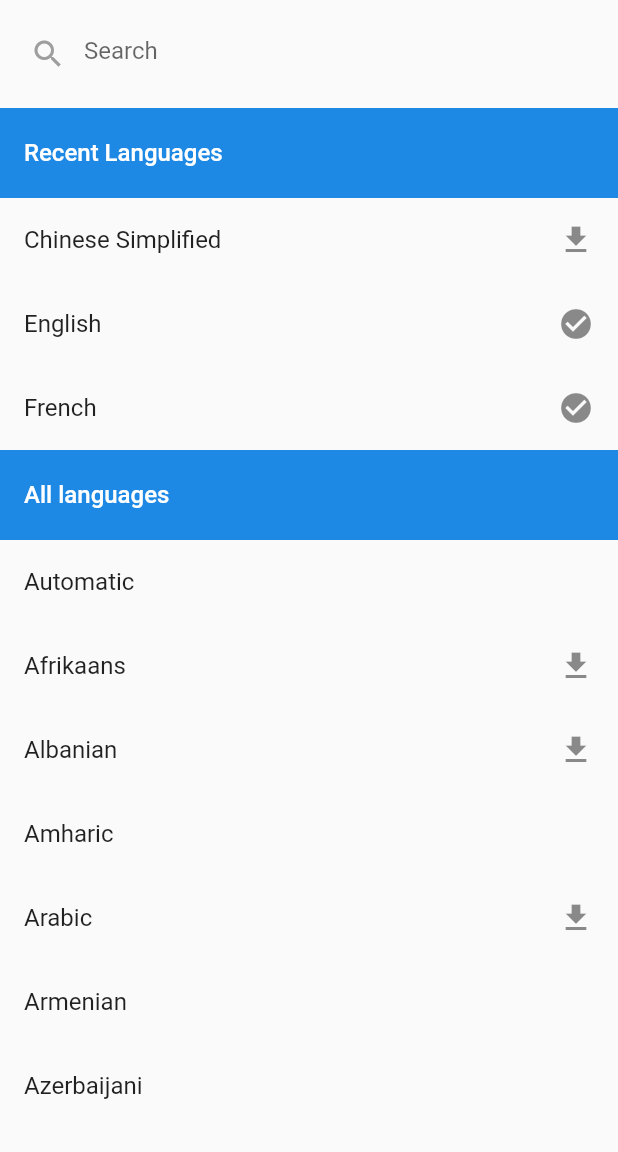
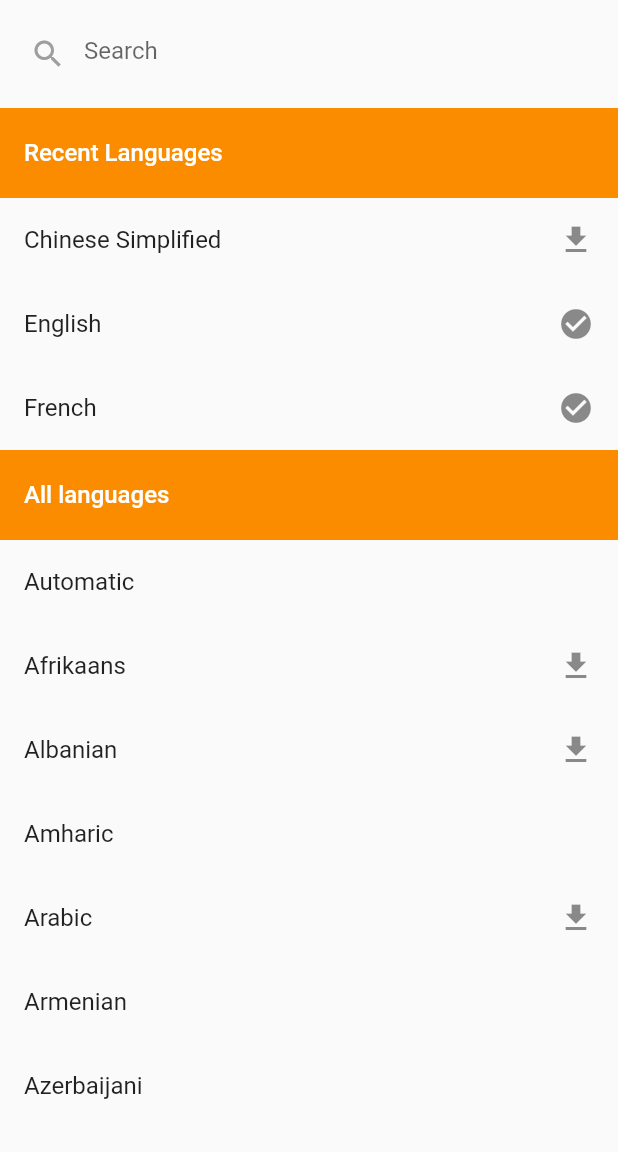
Before and after one commit to butachin/flutter-translation, a Flutter app: the screen it shows after launch, after a tap on "English", on a phone screen of 412 x 824 dp, the part 84-1236 px from its top. Run offline on Flutter 3.47's test engine with Material 2 defaults, Android fonts, the phone set to English and light mode, and no system bars; our stand-ins replace flutter_sticky_header; missing offline and left inert: translator.

Commit message:
[change] color

```diff
--- a/lib/components/choose-language.dart
+++ b/lib/components/choose-language.dart
@@ -98,7 +98,7 @@ class _ChooseLanguageState extends State<ChooseLanguage> {
                   child: Text(
                     this._firstLanguage.name,
                     style: TextStyle(
-                      color: Colors.blue[600],
+                      color: Colors.orange[600],
                       fontSize: 15.0,
                     ),
                   ),
@@ -127,7 +127,7 @@ class _ChooseLanguageState extends State<ChooseLanguage> {
                   child: Text(
                     this._secondLanguage.name,
                     style: TextStyle(
-                      color: Colors.blue[600],
+                      color: Colors.orange[600],
                       fontSize: 15.0,
                     ),
                   ),
--- a/lib/components/list-translate.dart
+++ b/lib/components/list-translate.dart
@@ -108,7 +108,7 @@ class _ListTranslateState extends State<ListTranslate> {
               icon: Icon(
                 _items[index].isStarred ? Icons.star : Icons.star_border,
                 size: 23.0,
-                color: _items[index].isStarred ? Colors.blue[600] : Colors.grey[700],
+                color: _items[index].isStarred ? Colors.orange[600] : Colors.grey[700],
               ),
             ),
           ],
--- a/lib/components/translate-input.dart
+++ b/lib/components/translate-input.dart
@@ -90,7 +90,7 @@ class _TranslateInputState extends State<TranslateInput> {
                 alignment: Alignment.centerLeft,
                 child: Text(
                   this._textTranslated,
-                  style: TextStyle(color: Colors.blue[700]),
+                  style: TextStyle(color: Colors.orange[700]),
                 ),
               ),
             ),
--- a/lib/screens/language-page.dart
+++ b/lib/screens/language-page.dart
@@ -206,7 +206,7 @@ class _LanguagePageState extends State<LanguagePage> {
           SliverStickyHeader(
             header: Container(
               height: 60.0,
-              color: Colors.blue[600],
+              color: Colors.orange[600],
               padding: EdgeInsets.symmetric(horizontal: 16.0),
               alignment: Alignment.centerLeft,
               child: Text(
@@ -231,7 +231,7 @@ class _LanguagePageState extends State<LanguagePage> {
           SliverStickyHeader(
             header: Container(
               height: 60.0,
-              color: Colors.blue[600],
+              color: Colors.orange[600],
               padding: EdgeInsets.symmetric(horizontal: 16.0),
               alignment: Alignment.centerLeft,
               child: Text(
@@ -283,7 +283,7 @@ class _LanguagePageState extends State<LanguagePage> {
                 hintText: "Search",
                 border: InputBorder.none,
                 focusedBorder: UnderlineInputBorder(
-                    borderSide: BorderSide(color: Colors.blue[600])),
+                    borderSide: BorderSide(color: Colors.orange[600])),
                 prefixIcon: Icon(
                   Icons.search,
                   size: 24.0,
```
